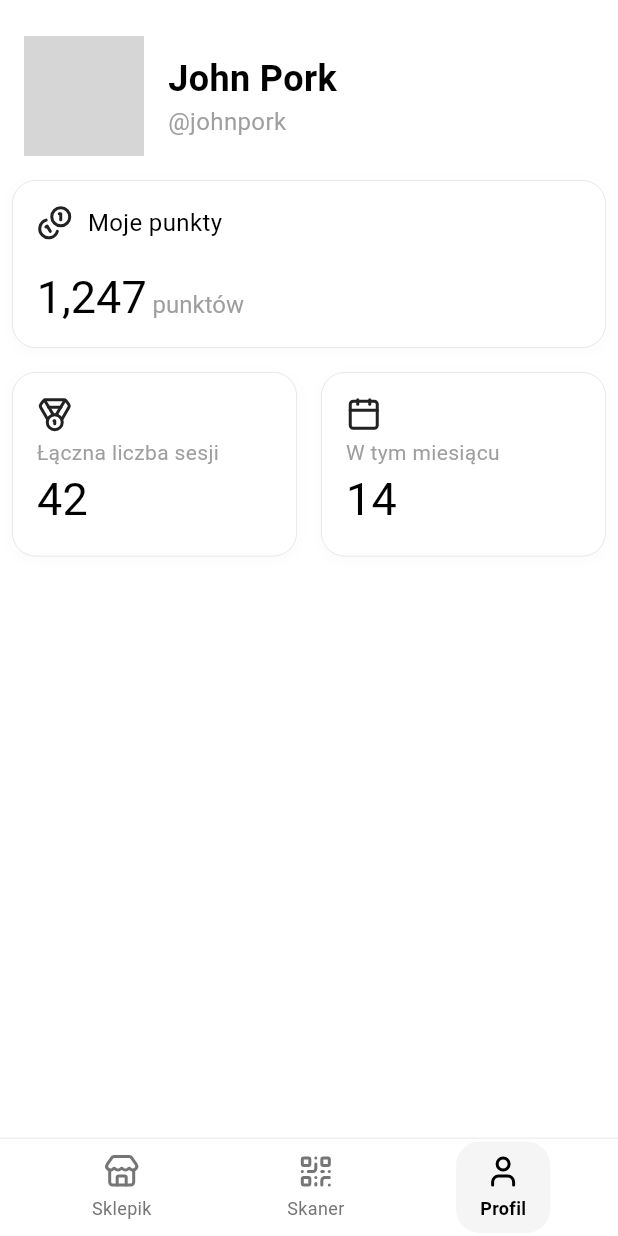
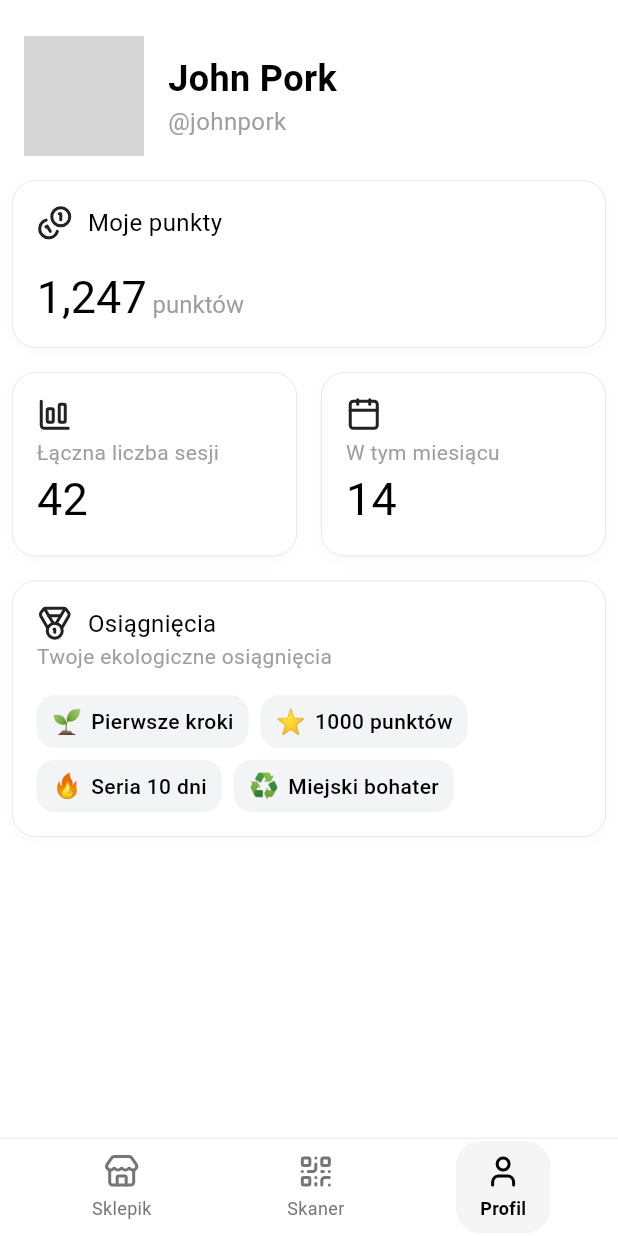
Before and after one commit to Better-Then-Never/lodz-trash-bin_application, a Flutter app: the screen it shows after launch, item 3 of the bottom bar chosen, on a phone screen of 412 x 824 dp. Run offline on Flutter 3.47's test engine with Material 3 defaults, Android fonts, the phone set to English and light mode, and no system bars; our stand-ins replace flutter_lucide; missing offline and left inert: mobile_scanner; network calls fail; grey boxes are pictures that could not be loaded.

Commit message:
Feature: Raw Profile Page & QR Scanner (#2)

```diff
--- a/lib/main.dart
+++ b/lib/main.dart
@@ -1,6 +1,8 @@
 import 'package:flutter/material.dart';
 import 'package:flutter_lucide/flutter_lucide.dart';
 import 'package:lodz_trash_bin/views/pages/profile_page.dart';
+import 'package:lodz_trash_bin/views/pages/qr_scanner_page.dart';
+import 'package:lodz_trash_bin/views/pages/shop_page.dart';
 import 'package:lodz_trash_bin/views/widgets/navigation_bar/navigation_bar_button.dart';
 
 void main() {
@@ -36,8 +38,8 @@ class _NavigationViewState extends State<NavigationView> {
   int _selectedIndex = 1;
 
   final List<Widget> _pages = const [
-    Center(child: Text('Shop Page')),
-    Center(child: Text('Qr Page')),
+    ShopPage(),
+    QRScannerPage(),
     ProfilePage(),
   ];
 
--- a/lib/views/pages/profile_page.dart
+++ b/lib/views/pages/profile_page.dart
@@ -1,6 +1,9 @@
 import 'package:flutter/material.dart';
-import 'package:flutter_lucide/flutter_lucide.dart';
-import 'package:lodz_trash_bin/views/widgets/common/custom_card.dart';
+import 'package:lodz_trash_bin/views/widgets/profile_page/achievements_info.dart';
+import 'package:lodz_trash_bin/views/widgets/profile_page/my_points_count.dart';
+import 'package:lodz_trash_bin/views/widgets/profile_page/sessions_in_current_month.dart';
+import 'package:lodz_trash_bin/views/widgets/profile_page/sessions_in_total.dart';
+import 'package:lodz_trash_bin/views/widgets/profile_page/user_info.dart';
 
 class ProfilePage extends StatefulWidget {
   const ProfilePage({super.key});
@@ -19,127 +22,17 @@ class _ProfilePageState extends State<ProfilePage> {
           SizedBox(height: 16),
           Padding(
             padding: const EdgeInsets.symmetric(horizontal: 16, vertical: 8),
-            child: Row(
-              children: [
-                const CircleAvatar(
-                  radius: 40,
-                  backgroundImage: NetworkImage('https://i.pravatar.cc/150'),
-                ),
-                const SizedBox(width: 16),
-                Column(
-                  crossAxisAlignment: CrossAxisAlignment.start,
-                  children: const [
-                    Text(
-                      'John Pork',
-                      style: TextStyle(
-                        fontSize: 24,
-                        fontWeight: FontWeight.bold,
-                      ),
-                    ),
-                    Text(
-                      '@johnpork',
-                      style: TextStyle(fontSize: 16, color: Colors.grey),
-                    ),
-                  ],
-                ),
-              ],
-            ),
+            child: const UserInfo(),
           ),
-          CustomCard(
-            child: Column(
-              crossAxisAlignment: CrossAxisAlignment.start,
-              children: [
-                Row(
-                  children: [
-                    Icon(LucideIcons.coins),
-                    SizedBox(width: 10),
-                    Text('Moje punkty', style: TextStyle(fontSize: 16)),
-                  ],
-                ),
-                SizedBox(height: 20),
-                Row(
-                  children: [
-                    RichText(
-                      text: TextSpan(
-                        children: [
-                          TextSpan(
-                            text: '1,247',
-                            style: TextStyle(fontSize: 30, color: Colors.black),
-                          ),
-                          TextSpan(
-                            text: ' punktów',
-                            style: TextStyle(fontSize: 16, color: Colors.grey),
-                          ),
-                        ],
-                      ),
-                    ),
-                  ],
-                ),
-              ],
-            ),
-          ),
+          const MyPointsCount(),
 
           Row(
             children: [
-              Expanded(
-                child: CustomCard(
-                  child: Column(
-                    crossAxisAlignment: CrossAxisAlignment.start,
-                    children: [
-                      Column(
-                        crossAxisAlignment: CrossAxisAlignment.start,
-                        children: const [
-                          Icon(LucideIcons.medal),
-                          SizedBox(height: 3),
-                          Text(
-                            'Łączna liczba sesji',
-                            style: TextStyle(fontSize: 14, color: Colors.grey),
-                          ),
-                        ],
-                      ),
-                      const Row(
-                        children: [
-                          Text(
-                            '42',
-                            style: TextStyle(fontSize: 30, color: Colors.black),
-                          ),
-                        ],
-                      ),
-                    ],
-                  ),
-                ),
-              ),
-
-              Expanded(
-                child: CustomCard(
-                  child: Column(
-                    crossAxisAlignment: CrossAxisAlignment.start,
-                    children: [
-                      Column(
-                        crossAxisAlignment: CrossAxisAlignment.start,
-                        children: const [
-                          Icon(LucideIcons.calendar),
-                          SizedBox(height: 3),
-                          Text(
-                            'W tym miesiącu',
-                            style: TextStyle(fontSize: 14, color: Colors.grey),
-                          ),
-                        ],
-                      ),
-                      const Row(
-                        children: [
-                          Text(
-                            '14',
-                            style: TextStyle(fontSize: 30, color: Colors.black),
-                          ),
-                        ],
-                      ),
-                    ],
-                  ),
-                ),
-              ),
+              Expanded(child: const SessionsInTotal()),
+              Expanded(child: const SessionInCurrentMonth()),
             ],
           ),
+          AchievementsInfo(),
         ],
       ),
     );
--- a/lib/views/widgets/common/custom_card.dart
+++ b/lib/views/widgets/common/custom_card.dart
@@ -18,7 +18,7 @@ class CustomCard extends StatelessWidget {
         height: height,
         padding: const EdgeInsets.all(16.0),
         decoration: BoxDecoration(
-          color: Colors.white,
+          color: const Color.fromARGB(255, 255, 255, 255),
           borderRadius: BorderRadius.circular(16),
           border: Border.all(color: borderColor, width: 0.5),
           boxShadow: [
--- /dev/null
+++ b/lib/views/widgets/profile_page/achievements_info.dart
@@ -0,0 +1,41 @@
+import 'package:flutter/material.dart';
+import 'package:flutter_lucide/flutter_lucide.dart';
+import 'package:lodz_trash_bin/views/widgets/common/custom_card.dart';
+import 'package:lodz_trash_bin/views/widgets/profile_page/achievements_info/achievement_badge.dart';
+
+class AchievementsInfo extends StatelessWidget {
+  const AchievementsInfo({super.key});
+
+  @override
+  Widget build(BuildContext context) {
+    return CustomCard(
+      child: Column(
+        crossAxisAlignment: CrossAxisAlignment.start,
+        children: [
+          Row(
+            children: [
+              const Icon(LucideIcons.medal),
+              const SizedBox(width: 10),
+              const Text('Osiągnięcia', style: TextStyle(fontSize: 16)),
+            ],
+          ),
+          const Text(
+            'Twoje ekologiczne osiągnięcia',
+            style: TextStyle(fontSize: 14, color: Colors.grey),
+          ),
+          SizedBox(height: 16),
+          Wrap(
+            spacing: 8,
+            runSpacing: 8,
+            children: const [
+              AchievementBadge(emoji: "🌱", label: "Pierwsze kroki"),
+              AchievementBadge(emoji: "⭐", label: "1000 punktów"),
+              AchievementBadge(emoji: "🔥", label: "Seria 10 dni"),
+              AchievementBadge(emoji: "♻️", label: "Miejski bohater"),
+            ],
+          ),
+        ],
+      ),
+    );
+  }
+}
--- /dev/null
+++ b/lib/views/widgets/profile_page/achievements_info/achievement_badge.dart
@@ -0,0 +1,27 @@
+import 'package:flutter/material.dart';
+
+class AchievementBadge extends StatelessWidget {
+  final String emoji;
+  final String label;
+
+  const AchievementBadge({super.key, required this.emoji, required this.label});
+
+  @override
+  Widget build(BuildContext context) {
+    return Container(
+      padding: const EdgeInsets.symmetric(horizontal: 10, vertical: 6),
+      decoration: BoxDecoration(
+        color: const Color(0xFFF3F4F6),
+        borderRadius: BorderRadius.circular(12),
+      ),
+      child: Row(
+        mainAxisSize: MainAxisSize.min,
+        children: [
+          Text(emoji, style: const TextStyle(fontSize: 16)),
+          const SizedBox(width: 6),
+          Text(label, style: const TextStyle(fontWeight: FontWeight.w500)),
+        ],
+      ),
+    );
+  }
+}
--- /dev/null
+++ b/lib/views/widgets/profile_page/my_points_count.dart
@@ -0,0 +1,44 @@
+import 'package:flutter/material.dart';
+import 'package:flutter_lucide/flutter_lucide.dart';
+import 'package:lodz_trash_bin/views/widgets/common/custom_card.dart';
+
+class MyPointsCount extends StatelessWidget {
+  const MyPointsCount({super.key});
+
+  @override
+  Widget build(BuildContext context) {
+    return CustomCard(
+      child: Column(
+        crossAxisAlignment: CrossAxisAlignment.start,
+        children: [
+          Row(
+            children: [
+              const Icon(LucideIcons.coins),
+              const SizedBox(width: 10),
+              const Text('Moje punkty', style: TextStyle(fontSize: 16)),
+            ],
+          ),
+          const SizedBox(height: 20),
+          Row(
+            children: [
+              RichText(
+                text: const TextSpan(
+                  children: [
+                    TextSpan(
+                      text: '1,247',
+                      style: TextStyle(fontSize: 30, color: Colors.black),
+                    ),
+                    TextSpan(
+                      text: ' punktów',
+                      style: TextStyle(fontSize: 16, color: Colors.grey),
+                    ),
+                  ],
+                ),
+              ),
+            ],
+          ),
+        ],
+      ),
+    );
+  }
+}
--- /dev/null
+++ b/lib/views/widgets/profile_page/sessions_in_current_month.dart
@@ -0,0 +1,34 @@
+import 'package:flutter/material.dart';
+import 'package:flutter_lucide/flutter_lucide.dart';
+import 'package:lodz_trash_bin/views/widgets/common/custom_card.dart';
+
+class SessionInCurrentMonth extends StatelessWidget {
+  const SessionInCurrentMonth({super.key});
+
+  @override
+  Widget build(BuildContext context) {
+    return CustomCard(
+      child: Column(
+        crossAxisAlignment: CrossAxisAlignment.start,
+        children: [
+          Column(
+            crossAxisAlignment: CrossAxisAlignment.start,
+            children: const [
+              Icon(LucideIcons.calendar),
+              SizedBox(height: 3),
+              Text(
+                'W tym miesiącu',
+                style: TextStyle(fontSize: 14, color: Colors.grey),
+              ),
+            ],
+          ),
+          const Row(
+            children: [
+              Text('14', style: TextStyle(fontSize: 30, color: Colors.black)),
+            ],
+          ),
+        ],
+      ),
+    );
+  }
+}
--- /dev/null
+++ b/lib/views/widgets/profile_page/sessions_in_total.dart
@@ -0,0 +1,34 @@
+import 'package:flutter/material.dart';
+import 'package:flutter_lucide/flutter_lucide.dart';
+import 'package:lodz_trash_bin/views/widgets/common/custom_card.dart';
+
+class SessionsInTotal extends StatelessWidget {
+  const SessionsInTotal({super.key});
+
+  @override
+  Widget build(BuildContext context) {
+    return CustomCard(
+      child: Column(
+        crossAxisAlignment: CrossAxisAlignment.start,
+        children: [
+          Column(
+            crossAxisAlignment: CrossAxisAlignment.start,
+            children: const [
+              Icon(LucideIcons.chart_column_big),
+              SizedBox(height: 3),
+              Text(
+                'Łączna liczba sesji',
+                style: TextStyle(fontSize: 14, color: Colors.grey),
+              ),
+            ],
+          ),
+          const Row(
+            children: [
+              Text('42', style: TextStyle(fontSize: 30, color: Colors.black)),
+            ],
+          ),
+        ],
+      ),
+    );
+  }
+}
--- /dev/null
+++ b/lib/views/widgets/profile_page/user_info.dart
@@ -0,0 +1,33 @@
+import 'package:flutter/material.dart';
+
+class UserInfo extends StatelessWidget {
+  const UserInfo({super.key});
+
+  @override
+  Widget build(BuildContext context) {
+    return Row(
+      children: [
+        const CircleAvatar(
+          radius: 40,
+          backgroundImage: NetworkImage(
+            'https://i.scdn.co/image/ab67616d0000b273ffe8ad517ca19e5e1edf2ff3',
+          ),
+        ),
+        const SizedBox(width: 16),
+        Column(
+          crossAxisAlignment: CrossAxisAlignment.start,
+          children: const [
+            Text(
+              'John Pork',
+              style: TextStyle(fontSize: 24, fontWeight: FontWeight.bold),
+            ),
+            Text(
+              '@johnpork',
+              style: TextStyle(fontSize: 16, color: Colors.grey),
+            ),
+          ],
+        ),
+      ],
+    );
+  }
+}
--- a/pubspec.yaml
+++ b/pubspec.yaml
@@ -2,7 +2,7 @@ name: lodz_trash_bin
 description: "A new Flutter project."
 # The following line prevents the package from being accidentally published to
 # pub.dev using `flutter pub publish`. This is preferred for private packages.
-publish_to: 'none' # Remove this line if you wish to publish to pub.dev
+publish_to: "none" # Remove this line if you wish to publish to pub.dev
 
 # The following defines the version and build number for your application.
 # A version number is three numbers separated by dots, like 1.2.43
@@ -35,6 +35,7 @@ dependencies:
   # Use with the CupertinoIcons class for iOS style icons.
   cupertino_icons: ^1.0.8
   flutter_lucide: ^1.7.0
+  mobile_scanner: ^7.1.2
 
 dev_dependencies:
   flutter_test:
@@ -52,7 +53,6 @@ dev_dependencies:
 
 # The following section is specific to Flutter packages.
 flutter:
-
   # The following line ensures that the Material Icons font is
   # included with your application, so that you can use the icons in
   # the material Icons class.
```
Also changed, not shown: lib/views/pages/qr_scanner_page.dart (added, +175 -0 lines), lib/views/pages/shop_page.dart (added, +33 -0 lines), 3 other files.
